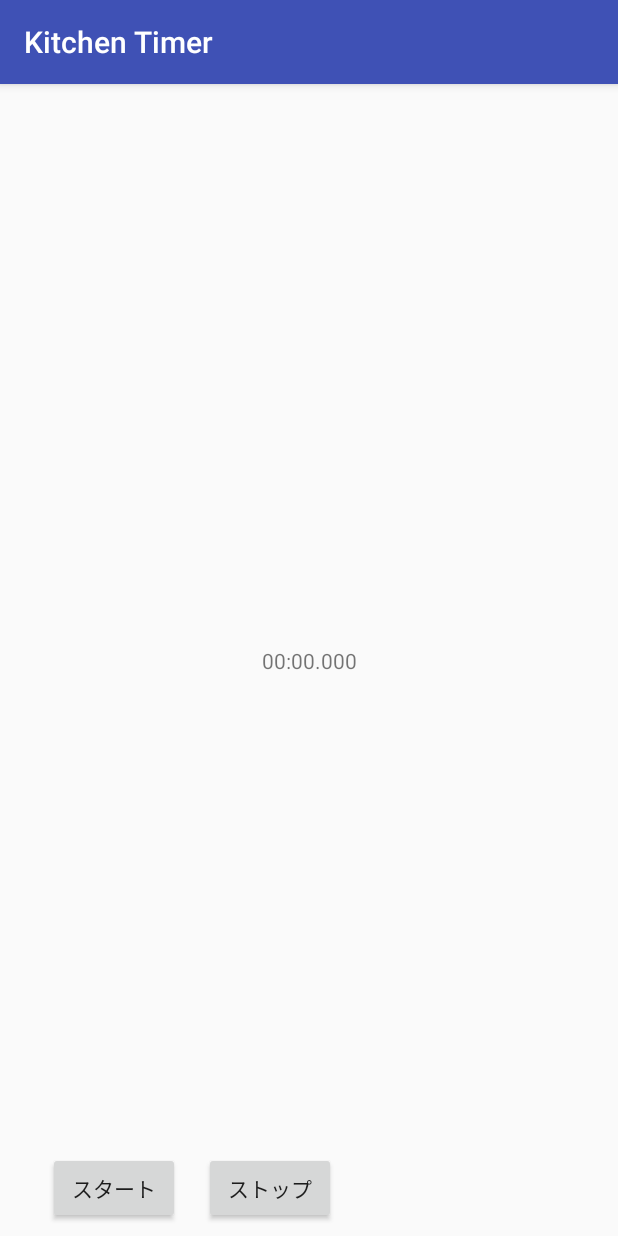
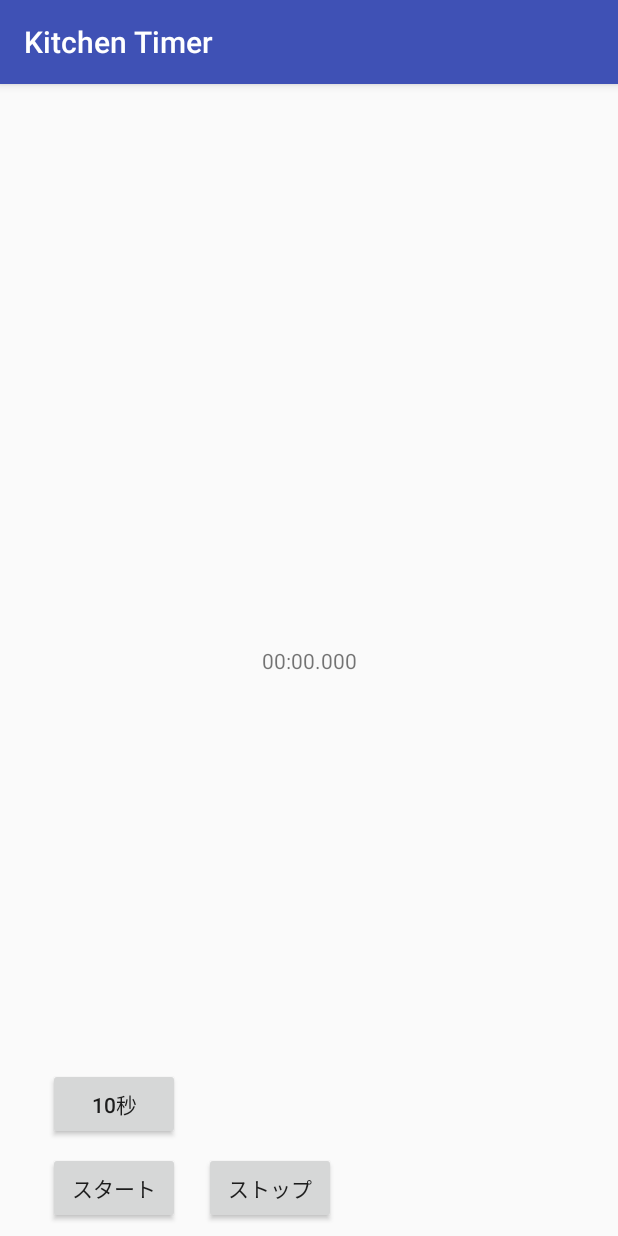
Before and after one commit to t-mochizuki/android-kitchen-timer, an Android app: the screen it shows after launch (MainActivity), after a tap on "ストップ", on a phone screen of 412 x 824 dp. Run offline under Robolectric (Android 15) with nearby library versions, the phone set to English and light mode, and no system bars; 1 other tap on this screen came first.

Commit message:
10秒ボタンを追加

```diff
--- a/app/src/main/java/com/example/kitchentimer/CountDown.java
+++ b/app/src/main/java/com/example/kitchentimer/CountDown.java
@@ -8,14 +8,13 @@ import java.util.Locale;
 
 final class CountDown extends CountDownTimer {
 
-    private SimpleDateFormat _dataFormat;
+    private SimpleDateFormat _dataFormat = new SimpleDateFormat("mm:ss.SSS", Locale.US);
     private TextView _timer;
 
     CountDown(TextView timer, long millisInFuture, long countDownInterval) {
         super(millisInFuture, countDownInterval);
 
         _timer = timer;
-        _dataFormat = new SimpleDateFormat("mm:ss.SSS", Locale.US);
         _timer.setText(_dataFormat.format(millisInFuture));
     }
 
@@ -30,7 +29,7 @@ final class CountDown extends CountDownTimer {
 
     }
 
-    public void onStop() {
+    public void stop() {
         cancel();
         _timer.setText(_dataFormat.format(0));
     }
--- a/app/src/main/java/com/example/kitchentimer/MainActivity.java
+++ b/app/src/main/java/com/example/kitchentimer/MainActivity.java
@@ -5,11 +5,16 @@ import android.os.Bundle;
 import android.view.View;
 import android.widget.TextView;
 
+import java.text.SimpleDateFormat;
+import java.util.Locale;
+
 public class MainActivity extends AppCompatActivity {
 
     private TextView timerView;
     private CountDown countDown;
     private boolean _start = false;
+    private long _millisInFuture = 0;
+    private SimpleDateFormat _dataFormat = new SimpleDateFormat("mm:ss.SSS", Locale.US);
 
     @Override
     protected void onCreate(Bundle savedInstanceState) {
@@ -17,18 +22,29 @@ public class MainActivity extends AppCompatActivity {
         setContentView(R.layout.activity_main);
 
         timerView = (TextView)findViewById(R.id.timerView);
+        timerView.setText(_dataFormat.format(_millisInFuture));
     }
 
     public void onStart(View view) {
         if (_start == false) {
             _start = true;
-            countDown = new CountDown(timerView, 3 * 1000, 300);
+            countDown = new CountDown(timerView, _millisInFuture, 300);
             countDown.start();
         }
     }
 
     public void onStop(View view) {
-        countDown.onStop();
-        _start = false;
+        if (_start == true) {
+            countDown.stop();
+            _millisInFuture = 0;
+            _start = false;
+        }
+    }
+
+    public void onTenSeconds(View view) {
+        if (_start == false) {
+            _millisInFuture += 10 * 1000;
+            timerView.setText(_dataFormat.format(_millisInFuture));
+        }
     }
 }
--- a/app/src/main/res/layout/activity_main.xml
+++ b/app/src/main/res/layout/activity_main.xml
@@ -39,4 +39,15 @@
         app:layout_constraintBottom_toBottomOf="parent"
         app:layout_constraintStart_toEndOf="@+id/startButton" />
 
+    <Button
+        android:id="@+id/tenSeconds"
+        android:layout_width="wrap_content"
+        android:layout_height="wrap_content"
+        android:layout_marginBottom="8dp"
+        android:layout_marginStart="32dp"
+        android:onClick="onTenSeconds"
+        android:text="@string/tenSeconds"
+        app:layout_constraintBottom_toTopOf="@+id/startButton"
+        app:layout_constraintStart_toStartOf="parent" />
+
 </android.support.constraint.ConstraintLayout>
--- a/app/src/main/res/values/strings.xml
+++ b/app/src/main/res/values/strings.xml
@@ -3,4 +3,5 @@
     <string name="timerView">タイマー</string>
     <string name="startButton">スタート</string>
     <string name="stopButton">ストップ</string>
+    <string name="tenSeconds">10秒</string>
 </resources>
```
